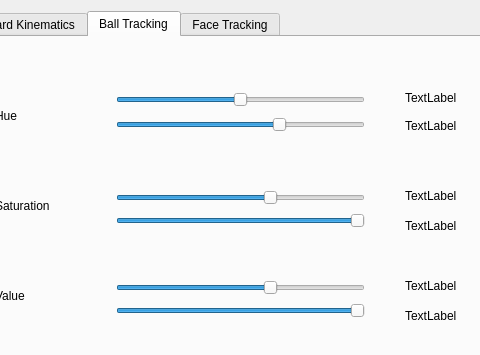
Before: the Qt Designer form tools/arm_tests/arm_test_gui/ui/widget.ui in girvaw2/Maggie-version-3, drawn with Qt 5; both pictures show x 248 to 728 and y 0 to 355 of the 997 by 570 pixel window.
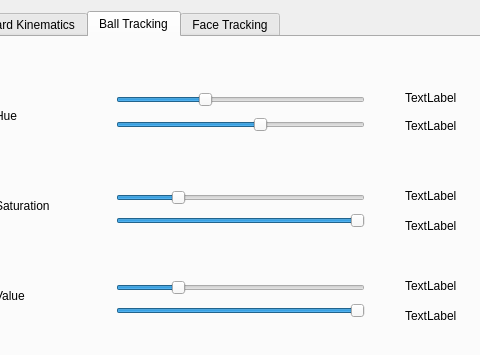
After: the same form once the commit is applied. The open tabs and pages were chosen to show the change.

Diff of the .ui file:
```diff
--- a/tools/arm_tests/arm_test_gui/ui/widget.ui
+++ b/tools/arm_tests/arm_test_gui/ui/widget.ui
@@ -225,7 +225,7 @@
            <number>60</number>
           </property>
           <property name="value">
-           <number>30</number>
+           <number>21</number>
           </property>
           <property name="orientation">
            <enum>Qt::Horizontal</enum>
@@ -238,7 +238,7 @@
            <number>60</number>
           </property>
           <property name="value">
-           <number>40</number>
+           <number>35</number>
           </property>
           <property name="orientation">
            <enum>Qt::Horizontal</enum>
@@ -263,7 +263,7 @@
            <number>255</number>
           </property>
           <property name="value">
-           <number>160</number>
+           <number>60</number>
           </property>
           <property name="orientation">
            <enum>Qt::Horizontal</enum>
@@ -301,7 +301,7 @@
            <number>255</number>
           </property>
           <property name="value">
-           <number>160</number>
+           <number>60</number>
           </property>
           <property name="orientation">
            <enum>Qt::Horizontal</enum>
```
Left out of the diff: 2 changed lines with no effect on the pictures.
